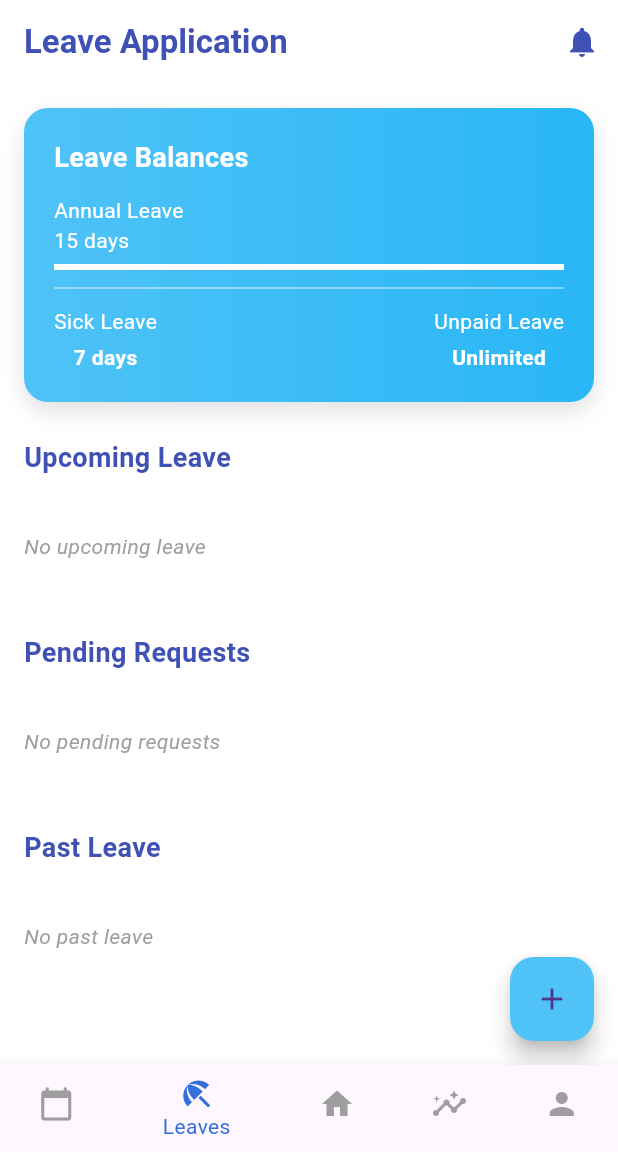
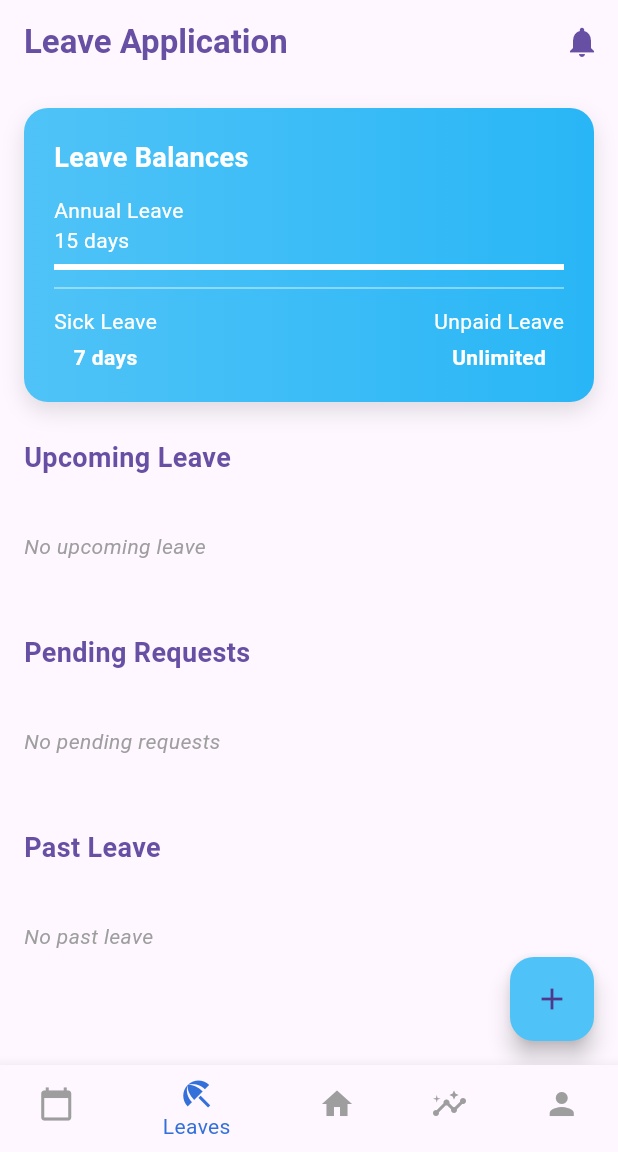
Before and after one commit to shahruramadan98/clockease, a Flutter app: the screen it shows once a user with an empty profile is signed in, item 2 of the bottom bar chosen, after a tap on the "notifications" icon, on a phone screen of 412 x 824 dp, the part 84-1236 px from its top. Run offline on Flutter 3.47's test engine with Material 3 defaults, Android fonts, the phone set to English and light mode, and no system bars; our stand-ins replace camera, cloud_firestore, firebase_auth, firebase_core, firebase_storage, fl_chart and 3 more; missing offline and left inert: google_mlkit_face_detection; accounts and stored records are empty.

Commit message:
refactor: Update Firestore attendance path, enhance profile UI with gradients, and apply theme colors to attendance page.

```diff
--- a/lib/dashboard/dashboard.dart
+++ b/lib/dashboard/dashboard.dart
@@ -19,15 +19,13 @@ class Dashboard extends ConsumerWidget {
 
 
     return Scaffold(
-      backgroundColor: Colors.white,
+      // backgroundColor: Use theme default
 
       // ===========================
       // 🔥 ADDED LOGOUT BUTTON HERE
       // ===========================
       appBar: AppBar(
         title: const Text("ClockEase"),
-        backgroundColor: Colors.blue,
-        foregroundColor: Colors.white,
         elevation: 0,
         actions: [
           IconButton(
@@ -66,7 +64,7 @@ class Dashboard extends ConsumerWidget {
                     style: TextStyle(
                       fontSize: 20,
                       fontWeight: FontWeight.bold,
-                      color: Colors.black87,
+                      // color: Use theme default
                     ),
                   ),
 
@@ -94,12 +92,12 @@ class Dashboard extends ConsumerWidget {
 
                   const SizedBox(height: 20),
 
-                  const Center(
+                  Center(
                     child: Text(
                       "View today’s attendance details →",
                       style: TextStyle(
                         fontSize: 15,
-                        color: Color(0xFF3F51B5),
+                        color: Theme.of(context).colorScheme.primary,
                         fontWeight: FontWeight.w500,
                       ),
                     ),
--- a/lib/leave/leave_page.dart
+++ b/lib/leave/leave_page.dart
@@ -25,18 +25,24 @@ class _LeavePageState extends State<LeavePage> {
   @override
   Widget build(BuildContext context) {
     return Scaffold(
-      backgroundColor: Colors.white,
+      // backgroundColor: Use theme default
 
       appBar: AppBar(
-        backgroundColor: Colors.white,
+        // backgroundColor: Use theme default
         elevation: 0,
-        title: const Text(
+        title: Text(
           "Leave Application",
-          style: TextStyle(color: Color(0xFF3F51B5), fontWeight: FontWeight.bold),
+          style: TextStyle(
+            color: Theme.of(context).colorScheme.primary,
+            fontWeight: FontWeight.bold,
+          ),
         ),
         actions: [
           IconButton(
-            icon: const Icon(Icons.notifications, color: Color(0xFF3F51B5)),
+            icon: Icon(
+              Icons.notifications,
+              color: Theme.of(context).colorScheme.primary,
+            ),
             onPressed: () {},
           ),
         ],
@@ -56,8 +62,22 @@ class _LeavePageState extends State<LeavePage> {
       body: StreamBuilder<QuerySnapshot>(
         stream: _leaveService.getUserLeaves(),
         builder: (context, snapshot) {
+          if (snapshot.hasError) {
+            return Center(
+              child: Padding(
+                padding: const EdgeInsets.all(16.0),
+                child: SelectableText(
+                  "Error: ${snapshot.error}",
+                  style: const TextStyle(color: Colors.red),
+                ),
+              ),
+            );
+          }
+          if (snapshot.connectionState == ConnectionState.waiting) {
+            return const Center(child: CircularProgressIndicator());
+          }
           if (!snapshot.hasData) {
-            return const Center(child: CircularProgressIndicator());
+            return const Center(child: Text("No data found"));
           }
 
           final docs = snapshot.data!.docs;
@@ -142,10 +162,10 @@ class _LeavePageState extends State<LeavePage> {
       padding: const EdgeInsets.only(bottom: 12),
       child: Text(
         title,
-        style: const TextStyle(
+        style: TextStyle(
           fontSize: 18,
           fontWeight: FontWeight.bold,
-          color: Color(0xFF3F51B5),
+          color: Theme.of(context).colorScheme.primary,
         ),
       ),
     );
@@ -158,8 +178,10 @@ class _LeavePageState extends State<LeavePage> {
       child: Text(
         message,
         textAlign: TextAlign.left,
-        style: const TextStyle(
-          color: Colors.grey,
+        style: TextStyle(
+          color: Theme.of(context).brightness == Brightness.dark
+              ? Colors.white70
+              : Colors.grey,
           fontSize: 14,
           fontStyle: FontStyle.italic,
         ),
--- a/lib/main.dart
+++ b/lib/main.dart
@@ -3,6 +3,7 @@ import 'package:firebase_core/firebase_core.dart';
 import 'package:firebase_auth/firebase_auth.dart';
 import 'package:flutter_riverpod/flutter_riverpod.dart';
 
+import 'controllers/theme_controller.dart';
 import 'firebase_options.dart';
 import 'login_page.dart';
 import 'home_page.dart';
@@ -26,15 +27,19 @@ void main() async {
   runApp(const ProviderScope(child: MyApp()));
 }
 
-class MyApp extends StatelessWidget {
+class MyApp extends ConsumerWidget {
   const MyApp({super.key});
 
   @override
-  Widget build(BuildContext context) {
+  Widget build(BuildContext context, WidgetRef ref) {
+    final themeMode = ref.watch(themeProvider);
+
     return MaterialApp(
       debugShowCheckedModeBanner: false,
       title: 'ClockEase',
       theme: ThemeData(primarySwatch: Colors.blue),
+      darkTheme: ThemeData.dark(), // Enable standard dark theme
+      themeMode: themeMode, // Listen to provider
 
       // Routing
       home: const AuthGate(),
--- a/lib/services/attendance_service.dart
+++ b/lib/services/attendance_service.dart
@@ -44,9 +44,9 @@ class AttendanceService {
     final today = DateFormat("yyyy-MM-dd").format(now);
 
     final ref = _db
+        .collection('users')
+        .doc(uid)
         .collection('attendance')
-        .doc(uid)
-        .collection('records')
         .doc(today);
 
     final docSnap = await ref.get();
@@ -211,9 +211,9 @@ class AttendanceService {
     final today = DateFormat("yyyy-MM-dd").format(now);
 
     final ref = _db
+        .collection('users')
+        .doc(uid)
         .collection('attendance')
-        .doc(uid)
-        .collection('records')
         .doc(today);
 
     final doc = await ref.get();
@@ -231,9 +231,9 @@ class AttendanceService {
 
     // Delete from unified collection
     await _db
+        .collection('users')
+        .doc(uid)
         .collection('attendance')
-        .doc(uid)
-        .collection('records')
         .doc(today)
         .delete();
 
--- a/lib/services/leave_service.dart
+++ b/lib/services/leave_service.dart
@@ -27,6 +27,9 @@ class LeaveService {
 
   // Stream user leaves
   Stream<QuerySnapshot> getUserLeaves() {
+    if (user == null) {
+      return Stream.empty();
+    }
     return _firestore
         .collection('leave_applications')
         .where('userId', isEqualTo: user!.uid)
```
Also changed, not shown: lib/attendance/attendance_page.dart (+7 -7 lines), lib/leave/leave_home_page.dart (+94 -34 lines), lib/profile/profile_page.dart (+74 -14 lines).
